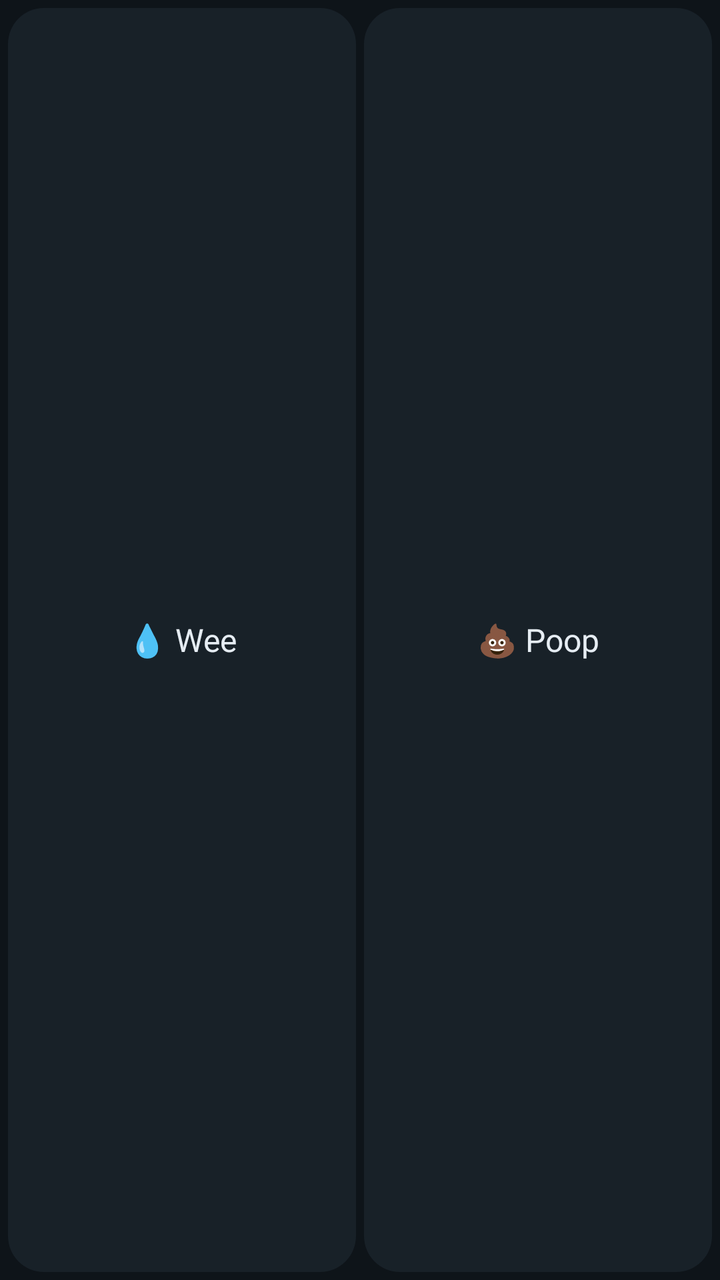
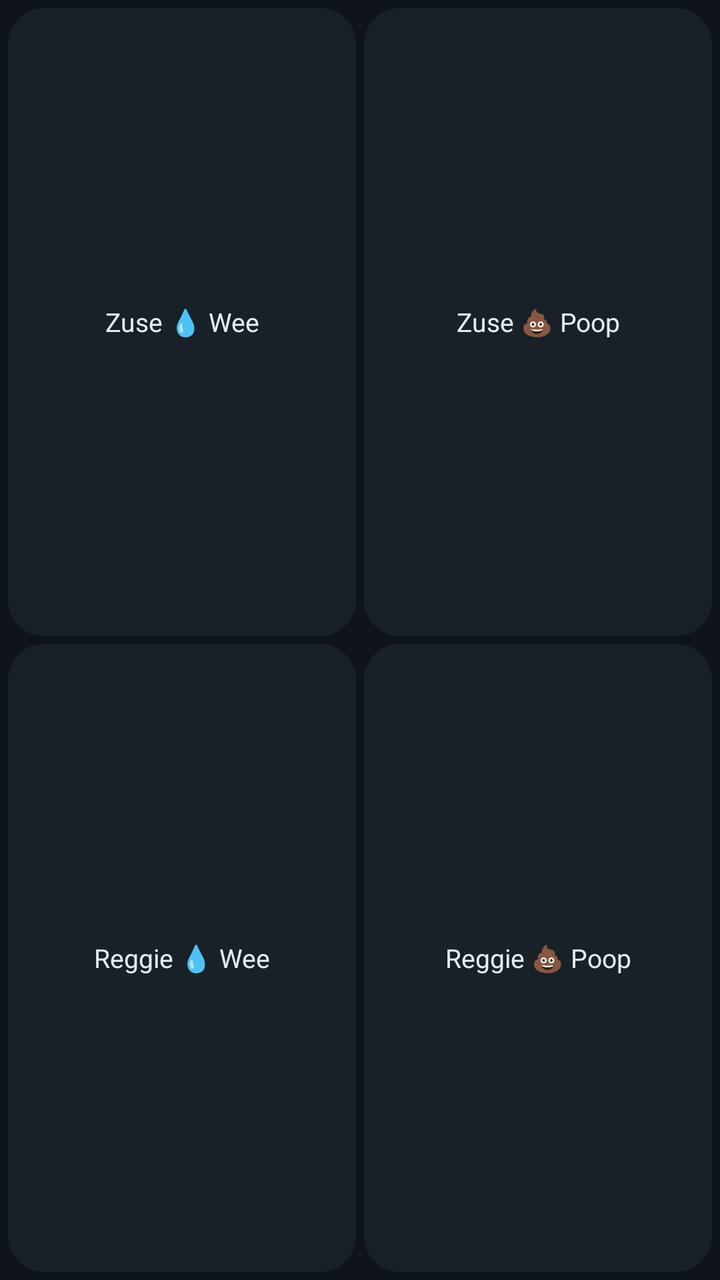

Screens rendered from an Android XML layout before and after an edit, with the pre-edit source and the edit as a unified diff.
<!-- AndroidManifest.xml: application theme Zuse -->
<!-- res/layout/widget.xml -->
<?xml version="1.0" encoding="utf-8"?>
<LinearLayout xmlns:android="http://schemas.android.com/apk/res/android"
    android:layout_width="match_parent"
    android:layout_height="match_parent"
    android:orientation="horizontal"
    android:padding="4dp">
    <TextView
        android:id="@+id/wee"
        android:layout_width="0dp"
        android:layout_height="match_parent"
        android:layout_weight="1"
        android:layout_marginEnd="4dp"
        android:background="@drawable/widget_btn"
        android:gravity="center"
        android:text="💧 Wee"
        android:textColor="#E6EDF3"
        android:textSize="16sp" />
    <TextView
        android:id="@+id/poop"
        android:layout_width="0dp"
        android:layout_height="match_parent"
        android:layout_weight="1"
        android:background="@drawable/widget_btn"
        android:gravity="center"
        android:text="💩 Poop"
        android:textColor="#E6EDF3"
        android:textSize="16sp" />
</LinearLayout>
<!-- resources referenced by this layout -->
<resources>
  <!-- drawable widget_btn (drawable) -->
  <?xml version="1.0" encoding="utf-8"?>
  <shape xmlns:android="http://schemas.android.com/apk/res/android" android:shape="rectangle">
      <solid android:color="#E61A232B" />
      <corners android:radius="18dp" />
  </shape>
  <style name="Zuse" parent="android:Theme.Material.NoActionBar">
          <item name="android:statusBarColor">#0E1419</item>
          <item name="android:navigationBarColor">#0E1419</item>
          <item name="android:windowBackground">@drawable/bg</item>
          <item name="android:colorPrimaryDark">#0E1419</item>
      </style>
  <!-- drawable bg (drawable) -->
  <?xml version="1.0" encoding="utf-8"?>
  <color xmlns:android="http://schemas.android.com/apk/res/android" android:color="#0E1419" />
</resources>

<!-- the commit's change to res/layout/widget.xml (unified diff, before → after) -->
@@ -2,27 +2,65 @@
 <LinearLayout xmlns:android="http://schemas.android.com/apk/res/android"
     android:layout_width="match_parent"
     android:layout_height="match_parent"
-    android:orientation="horizontal"
+    android:orientation="vertical"
     android:padding="4dp">
-    <TextView
-        android:id="@+id/wee"
-        android:layout_width="0dp"
-        android:layout_height="match_parent"
+    <LinearLayout
+        android:layout_width="match_parent"
+        android:layout_height="0dp"
         android:layout_weight="1"
-        android:layout_marginEnd="4dp"
-        android:background="@drawable/widget_btn"
-        android:gravity="center"
-        android:text="💧 Wee"
-        android:textColor="#E6EDF3"
-        android:textSize="16sp" />
-    <TextView
-        android:id="@+id/poop"
-        android:layout_width="0dp"
-        android:layout_height="match_parent"
+        android:layout_marginBottom="4dp"
+        android:orientation="horizontal">
+        <TextView
+            android:id="@+id/wee"
+            android:layout_width="0dp"
+            android:layout_height="match_parent"
+            android:layout_weight="1"
+            android:layout_marginEnd="4dp"
+            android:background="@drawable/widget_btn"
+            android:gravity="center"
+            android:maxLines="1"
+            android:text="Zuse 💧 Wee"
+            android:textColor="#E6EDF3"
+            android:textSize="13sp" />
+        <TextView
+            android:id="@+id/poop"
+            android:layout_width="0dp"
+            android:layout_height="match_parent"
+            android:layout_weight="1"
+            android:background="@drawable/widget_btn"
+            android:gravity="center"
+            android:maxLines="1"
+            android:text="Zuse 💩 Poop"
+            android:textColor="#E6EDF3"
+            android:textSize="13sp" />
+    </LinearLayout>
+    <LinearLayout
+        android:layout_width="match_parent"
+        android:layout_height="0dp"
         android:layout_weight="1"
-        android:background="@drawable/widget_btn"
-        android:gravity="center"
-        android:text="💩 Poop"
-        android:textColor="#E6EDF3"
-        android:textSize="16sp" />
+        android:orientation="horizontal">
+        <TextView
+            android:id="@+id/rwee"
+            android:layout_width="0dp"
+            android:layout_height="match_parent"
+            android:layout_weight="1"
+            android:layout_marginEnd="4dp"
+            android:background="@drawable/widget_btn"
+            android:gravity="center"
+            android:maxLines="1"
+            android:text="Reggie 💧 Wee"
+            android:textColor="#E6EDF3"
+            android:textSize="13sp" />
+        <TextView
+            android:id="@+id/rpoop"
+            android:layout_width="0dp"
+            android:layout_height="match_parent"
+            android:layout_weight="1"
+            android:background="@drawable/widget_btn"
+            android:gravity="center"
+            android:maxLines="1"
+            android:text="Reggie 💩 Poop"
+            android:textColor="#E6EDF3"
+            android:textSize="13sp" />
+    </LinearLayout>
 </LinearLayout>
